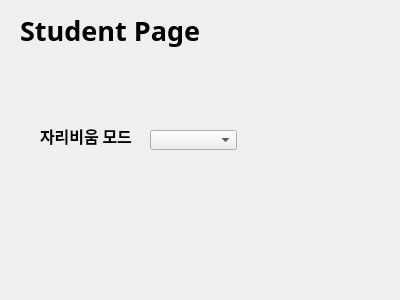
First picture: the form in CSS/ST_PAGE.ui, repository theodore-choi/2021-1-ISECD-Team10, before the edit.
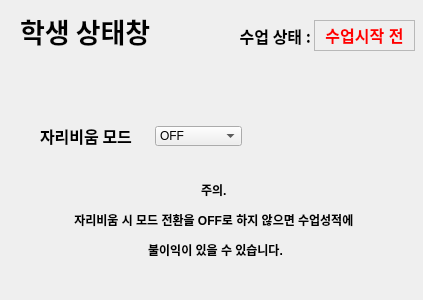
Second picture: the form after the edit.

The edit to the form file:
```diff
--- a/CSS/ST_PAGE.ui
+++ b/CSS/ST_PAGE.ui
@@ -6,7 +6,7 @@
    <rect>
     <x>0</x>
     <y>0</y>
-    <width>400</width>
+    <width>423</width>
     <height>300</height>
    </rect>
   </property>
@@ -16,14 +16,14 @@
   <widget class="QComboBox" name="Class_Status">
    <property name="geometry">
     <rect>
-     <x>150</x>
-     <y>130</y>
+     <x>155</x>
+     <y>126</y>
      <width>87</width>
      <height>20</height>
     </rect>
    </property>
    <property name="currentText">
-    <string notr="true"/>
+    <string notr="true">OFF</string>
    </property>
    <property name="insertPolicy">
     <enum>QComboBox::InsertAfterCurrent</enum>
@@ -31,16 +31,6 @@
    <property name="sizeAdjustPolicy">
     <enum>QComboBox::AdjustToContentsOnFirstShow</enum>
    </property>
-   <item>
-    <property name="text">
-     <string/>
-    </property>
-   </item>
-   <item>
-    <property name="text">
-     <string>On</string>
-    </property>
-   </item>
    <item>
     <property name="text">
      <string>OFF</string>
@@ -52,7 +42,7 @@
     <rect>
      <x>20</x>
      <y>10</y>
-     <width>201</width>
+     <width>151</width>
      <height>41</height>
     </rect>
    </property>
@@ -65,7 +55,7 @@
     </font>
    </property>
    <property name="text">
-    <string>Student Page</string>
+    <string>학생 상태창</string>
    </property>
   </widget>
   <widget class="QLabel" name="label_State">
@@ -89,6 +79,66 @@
     <string>자리비움 모드</string>
    </property>
   </widget>
+  <widget class="QLabel" name="label">
+   <property name="geometry">
+    <rect>
+     <x>30</x>
+     <y>170</y>
+     <width>371</width>
+     <height>101</height>
+    </rect>
+   </property>
+   <property name="text">
+    <string>&lt;html&gt;&lt;head/&gt;&lt;body&gt;&lt;p align=&quot;center&quot;&gt;&lt;span style=&quot; font-weight:600;&quot;&gt;주의. &lt;/span&gt;&lt;/p&gt;&lt;p align=&quot;center&quot;&gt;&lt;span style=&quot; font-weight:600;&quot;&gt;자리비움 시 모드 전환을 OFF로 하지 않으면 수업성적에 &lt;/span&gt;&lt;/p&gt;&lt;p align=&quot;center&quot;&gt;&lt;span style=&quot; font-weight:600;&quot;&gt;불이익이 있을 수 있습니다.&lt;/span&gt;&lt;/p&gt;&lt;/body&gt;&lt;/html&gt;</string>
+   </property>
+  </widget>
+  <widget class="QLabel" name="C_S">
+   <property name="geometry">
+    <rect>
+     <x>314</x>
+     <y>20</y>
+     <width>101</width>
+     <height>31</height>
+    </rect>
+   </property>
+   <property name="frameShape">
+    <enum>QFrame::StyledPanel</enum>
+   </property>
+   <property name="text">
+    <string>&lt;!DOCTYPE HTML PUBLIC &quot;-//W3C//DTD HTML 4.0//EN&quot; &quot;http://www.w3.org/TR/REC-html40/strict.dtd&quot;&gt;
+&lt;html&gt;&lt;head&gt;&lt;meta name=&quot;qrichtext&quot; content=&quot;1&quot; /&gt;&lt;style type=&quot;text/css&quot;&gt;
+p, li { white-space: pre-wrap; }
+&lt;/style&gt;&lt;/head&gt;&lt;body style=&quot; font-family:'Gulim'; font-size:9pt; font-weight:400; font-style:normal;&quot;&gt;
+&lt;p align=&quot;center&quot; style=&quot; margin-top:0px; margin-bottom:0px; margin-left:0px; margin-right:0px; -qt-block-indent:0; text-indent:0px;&quot;&gt;&lt;span style=&quot; font-size:12pt; font-weight:600; color:#ff0000;&quot;&gt;수업시작 전&lt;/span&gt;&lt;/p&gt;&lt;/body&gt;&lt;/html&gt;</string>
+   </property>
+   <property name="alignment">
+    <set>Qt::AlignCenter</set>
+   </property>
+  </widget>
+  <widget class="QLabel" name="label_classOrder">
+   <property name="geometry">
+    <rect>
+     <x>230</x>
+     <y>20</y>
+     <width>81</width>
+     <height>31</height>
+    </rect>
+   </property>
+   <property name="font">
+    <font>
+     <family>맑은 고딕</family>
+     <pointsize>12</pointsize>
+     <weight>75</weight>
+     <bold>true</bold>
+    </font>
+   </property>
+   <property name="text">
+    <string>수업 상태 :</string>
+   </property>
+   <property name="alignment">
+    <set>Qt::AlignRight|Qt::AlignTrailing|Qt::AlignVCenter</set>
+   </property>
+  </widget>
  </widget>
  <resources/>
  <connections/>
```
Left out of the diff: 5 changed lines with no effect on the pictures.
